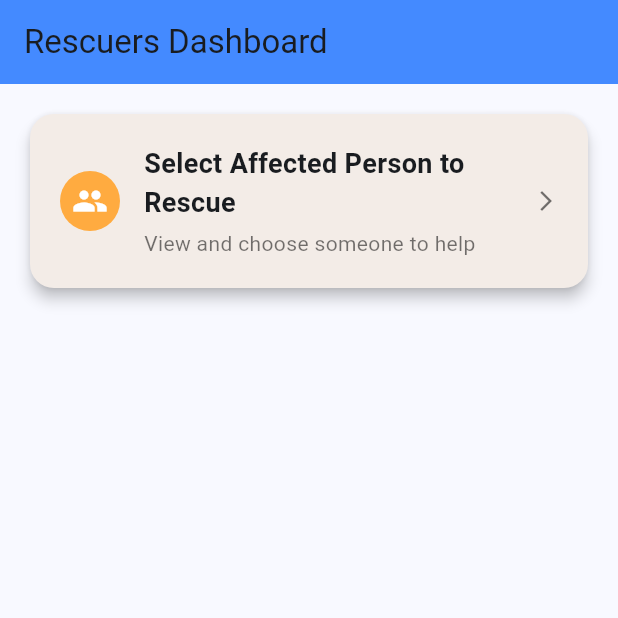
After one commit to MdRahimulHassan/Durjog_Sathi, a Flutter app: the RescuersScreen screen opened directly, on a phone screen of 412 x 824 dp, the top half of it. The commit adds this screen. Run offline on Flutter 3.47's test engine with Material 3 defaults, Android fonts, the phone set to English and light mode, and no system bars; our stand-ins replace cloud_firestore, firebase_auth, firebase_core, font_awesome_flutter, geolocator, google_maps_flutter and 3 more; missing offline and left inert: flutter_polyline_points; accounts and stored records are empty.

```diff
--- /dev/null
+++ b/lib/screens/RescuersScreen.dart
@@ -0,0 +1,99 @@
+import 'package:flutter/material.dart';
+import 'SelectAffectedPerson.dart'; // Import the target screen
+
+class RescuersScreen extends StatelessWidget {
+  const RescuersScreen({super.key});
+
+  @override
+  Widget build(BuildContext context) {
+    return Scaffold(
+      appBar: AppBar(
+        title: const Text("Rescuers Dashboard"),
+        backgroundColor: Colors.blueAccent,
+      ),
+      body: Padding(
+        padding: const EdgeInsets.all(16.0),
+        child: Column(
+          children: [
+            FeatureCard(
+              title: "Select Affected Person to Rescue",
+              subtitle: "View and choose someone to help",
+              icon: Icons.group,
+              color: Colors.orangeAccent,
+              onTap: () {
+                Navigator.push(
+                  context,
+                  MaterialPageRoute(
+                    builder: (context) => const SelectAffectedPerson(),
+                  ),
+                );
+              },
+            ),
+            // Add more cards here if needed
+          ],
+        ),
+      ),
+    );
+  }
+}
+
+class FeatureCard extends StatelessWidget {
+  final String title;
+  final String subtitle;
+  final IconData icon;
+  final Color color;
+  final VoidCallback onTap;
+
+  const FeatureCard({
+    super.key,
+    required this.title,
+    required this.subtitle,
+    required this.icon,
+    required this.color,
+    required this.onTap,
+  });
+
+  @override
+  Widget build(BuildContext context) {
+    return GestureDetector(
+      onTap: onTap,
+      child: Card(
+        elevation: 4,
+        shape: RoundedRectangleBorder(borderRadius: BorderRadius.circular(16)),
+        child: Container(
+          padding: const EdgeInsets.all(20),
+          decoration: BoxDecoration(
+            borderRadius: BorderRadius.circular(16),
+            color: color.withOpacity(0.1),
+          ),
+          child: Row(
+            children: [
+              CircleAvatar(
+                backgroundColor: color,
+                child: Icon(icon, color: Colors.white),
+              ),
+              const SizedBox(width: 16),
+              Expanded(
+                child: Column(
+                  crossAxisAlignment: CrossAxisAlignment.start,
+                  children: [
+                    Text(
+                      title,
+                      style: const TextStyle(fontSize: 18, fontWeight: FontWeight.bold),
+                    ),
+                    const SizedBox(height: 4),
+                    Text(
+                      subtitle,
+                      style: const TextStyle(fontSize: 14, color: Colors.black54),
+                    ),
+                  ],
+                ),
+              ),
+              const Icon(Icons.arrow_forward_ios, size: 16, color: Colors.black54),
+            ],
+          ),
+        ),
+      ),
+    );
+  }
+}
--- a/pubspec.yaml
+++ b/pubspec.yaml
@@ -20,6 +20,9 @@ dependencies:
   google_sign_in: ^6.2.1
   font_awesome_flutter: ^10.7.0
   cloud_firestore: ^5.6.9
+  http: ^1.2.1
+  flutter_polyline_points: ^2.0.0
+  webview_flutter: ^4.2.2
 
 flutter:
   uses-material-design: true
```
Also changed, not shown: lib/screens/FloodAlertZoneScreen.dart (added, +41 -0 lines), lib/screens/MapAndRescueTrackerScreen.dart (+44 -6 lines), lib/screens/NearbyHospitalsScreen.dart (added, +116 -0 lines), lib/screens/SelectAffectedPerson.dart (added, +180 -0 lines), lib/screens/ShelterLocationsScreen.dart (added, +188 -0 lines), lib/screens/UserRolesScreen.dart (+9 -1 lines), lib/screens/WeatherForecastScreen.dart (added, +48 -0 lines), lib/screens/LiveRescueHeatmapScreen.dart (added), lib/screens/RescueRequestsMapScreen.dart (added), lib/screens/UserSafeRouteScreen.dart (added), pubspec.lock.
